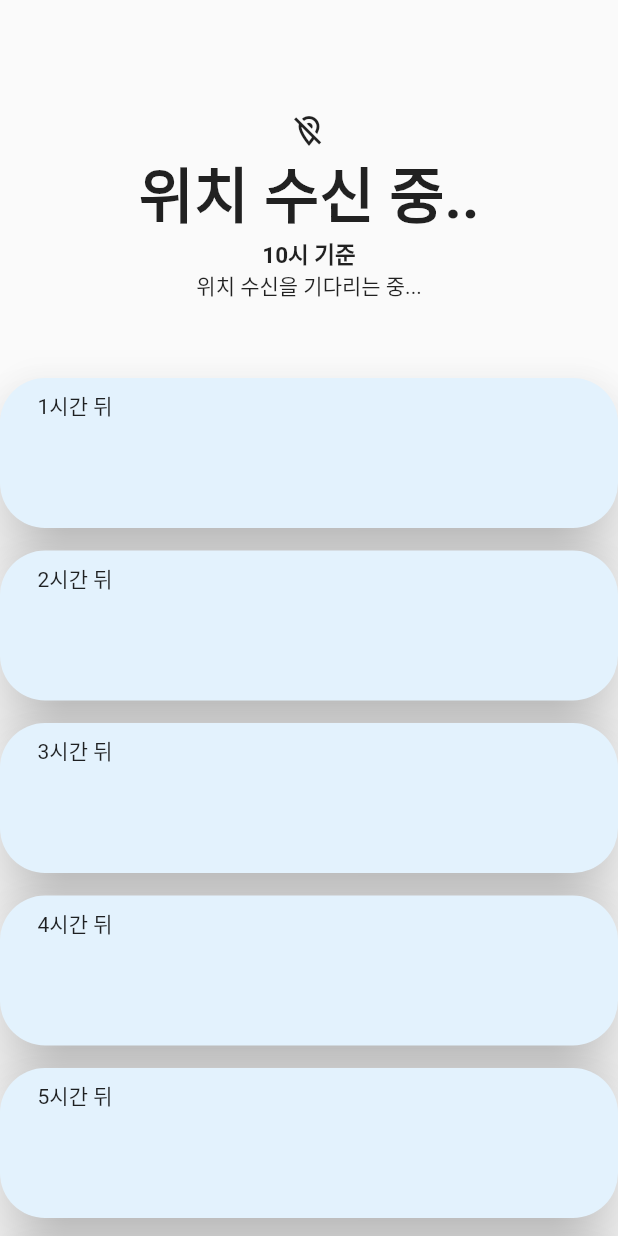
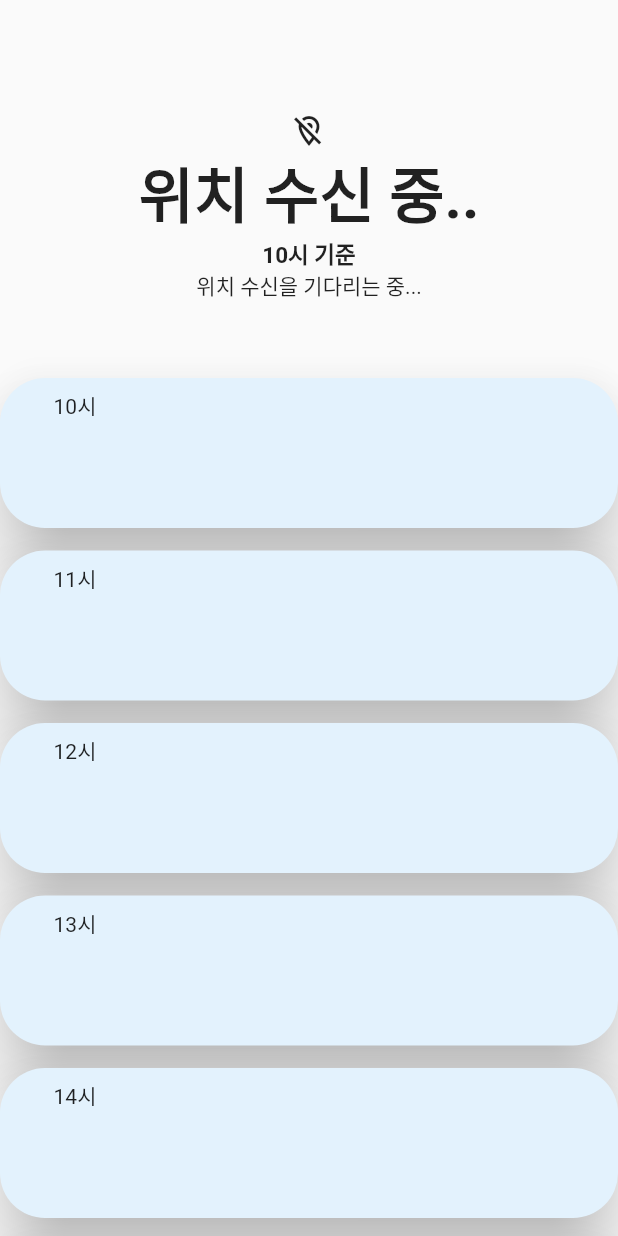
Before and after one commit to Recircle2000/wear_today, a Flutter app: the screen it shows after launch, on a phone screen of 412 x 824 dp. Run offline on Flutter 3.47's test engine with Material 2 defaults, Android fonts, the phone set to English and light mode, and no system bars; our stand-ins replace geolocator.

Commit message:
ui연동 테스트중3

```diff
--- a/lib/_View/MainPage.dart
+++ b/lib/_View/MainPage.dart
@@ -20,7 +20,6 @@
   late List<DayWeather> weatherList;
 
   @override
-  @override
   Widget build(BuildContext context) {
     return Scaffold(
       /*appBar: AppBar(
@@ -38,34 +37,29 @@
                 ),
                 // Text('test'),
                 Icon(Islocate),
-                Text(
-                  '$nowlocate',
+                Text('$nowlocate',
                   style: TextStyle(fontSize: 40, fontWeight: FontWeight.bold),
                 ),
-                Text(
-                  '${now.hour}시 기준',
+                Text('${now.hour}시 기준',
                   style: TextStyle(fontSize: 15, fontWeight: FontWeight.bold),
                 ),
                 weatherList.isNotEmpty // 초기 리스트는 비어있으며, 삼항연산자를 통해 위젯 오류를 피함.
-                    ? Text(
-                        "${findTMP(now.hour, weatherList)}",
-                        style: TextStyle(
-                            fontSize: 120, fontWeight: FontWeight.bold),
-                      )
+                    ? Text("${findTMP(now.hour, weatherList)}",
+                  style:  TextStyle(
+                      fontSize: 120, fontWeight: FontWeight.bold),
+                )
                     : Text("위치 수신을 기다리는 중..."),
-                Text(
-                  "${findSKY(now.hour, weatherList)}",
+                Text("${findSKY(now.hour, weatherList)}",
                   style: TextStyle(fontSize: 15, fontWeight: FontWeight.bold),
                 ),
-                Text(
-                  "${findPTY(now.hour, weatherList)}",
+                Text("${findPTY(now.hour, weatherList)}",
                   style: TextStyle(fontSize: 15, fontWeight: FontWeight.bold),
                 ),
                 Expanded(
                     child: ListView.builder(
-                        itemCount: (24 - (now.hour)), // 오늘 날짜까지만 보여주는 앱.
+                        itemCount: (23 - (now.hour)), // 오늘 날짜까지만 보여주는 앱.
                         itemBuilder: (context, index) {
-                          return InkWell(
+                          return InkWell(//터지 감지
                             onTap: (){
                               Navigator.push(context,
                               MaterialPageRoute(builder: (context) => getupDetailPage(
@@ -77,11 +71,11 @@
 
                           child: Card(
                             margin: EdgeInsets.only(top: 15),
-                              color: Colors.blue[50],
+                              color: Colors.blue[50], //카드 색상
                               shape: RoundedRectangleBorder(  //모서리를 둥글게 하기 위해 사용
                               borderRadius: BorderRadius.circular(30.0),
                               ),
-                            elevation: 20.0,
+                            elevation: 20.0, //그림자
                             child: Row(
                               children: [
                                 Container(
@@ -90,14 +84,14 @@
                                   child: Column(
                                     mainAxisAlignment: MainAxisAlignment.center,
                                     children: [
-                                      Text('${index +1}시간 뒤'),
-                                      Text(
-                                        '${findTMP(now.hour + index, weatherList)}',
+                                      Text('${now.hour + index}시'),
+                                      Text('${findTMP(now.hour + index, weatherList)}',
                                         style: TextStyle(
                                             fontSize: 40,
                                             fontWeight: FontWeight.bold),
                                       ),
-                                      Text('${findSKY(now.hour + index, weatherList)}')
+                                      Text('${findSKY(now.hour + index, weatherList)}',
+                                      )
                                     ],
                                   ),
                                 ),
--- a/lib/_View/hourPage.dart
+++ b/lib/_View/hourPage.dart
@@ -1,5 +1,5 @@
 import 'package:flutter/material.dart';
-
+//사용안함
 class hourPage extends StatefulWidget{
   @override
   State<StatefulWidget> createState(){
--- a/lib/_ViewModel/findCategory.dart
+++ b/lib/_ViewModel/findCategory.dart
@@ -17,6 +17,7 @@
   return "";
 }
 
+//강수확률
 String findPOP(int time, List<DayWeather> weatherList){ // 리스트에서 원하는 시간에 맞는 POP 데이터만 찾아서 리턴.
   String rtime = "";
   if (time < 10) {
@@ -24,21 +25,22 @@
   } else rtime ='${time}00'; //10~23시는 '00'00형식으로 rtime에 저장.
 
   for (DayWeather item in weatherList){
-    if (item.category == 'POP' && item.fcstTime == rtime) { // 요청한 rtime의 TMP데이터를 weatherList에서 찾아서 리턴.
+    if (item.category == 'POP' && item.fcstTime == rtime) { // 요청한 rtime의 POP데이터를 weatherList에서 찾아서 리턴.
       return '${item.fcstValue!}';
     }
   }
   return "";
 }
 
-String findPTY(int time, List<DayWeather> weatherList){ // 리스트에서 원하는 시간에 맞는 POP 데이터만 찾아서 리턴.
+//비/눈
+String findPTY(int time, List<DayWeather> weatherList){ // 리스트에서 원하는 시간에 맞는 PTY 데이터만 찾아서 리턴.
   String rtime = "";
   if (time < 10) {
     rtime = '0${time}00'; // 0시 ~ 9시는 '0'000형식으로 rtime에 저장
   } else rtime ='${time}00'; //10~23시는 '00'00형식으로 rtime에 저장.
 
   for (DayWeather item in weatherList){
-    if (item.category == 'PTY' && item.fcstTime == rtime) { // 요청한 rtime의 TMP데이터를 weatherList에서 찾아서 리턴.
+    if (item.category == 'PTY' && item.fcstTime == rtime) { // 요청한 rtime의 PTY데이터를 weatherList에서 찾아서 리턴.
       if (item.fcstValue == 0) {
         return "";
       } else if (item.fcstValue == 1) {
@@ -56,14 +58,15 @@
   return "";
 }
 
-String findSKY(int time, List<DayWeather> weatherList){ // 리스트에서 원하는 시간에 맞는 POP 데이터만 찾아서 리턴.
+//구름 정보
+String findSKY(int time, List<DayWeather> weatherList){ // 리스트에서 원하는 시간에 맞는 SKY 데이터만 찾아서 리턴.
   String rtime = "";
   if (time < 10) {
     rtime = '0${time}00'; // 0시 ~ 9시는 '0'000형식으로 rtime에 저장
   } else rtime ='${time}00'; //10~23시는 '00'00형식으로 rtime에 저장.
 
   for (DayWeather item in weatherList){
-    if (item.category == 'SKY' && item.fcstTime == rtime) { // 요청한 rtime의 TMP데이터를 weatherList에서 찾아서 리턴.
+    if (item.category == 'SKY' && item.fcstTime == rtime) { // 요청한 rtime의 SKY데이터를 weatherList에서 찾아서 리턴.
       if (item.fcstValue == 1) {
         return "맑음";
       } else if (item.fcstValue == 3) {
@@ -75,3 +78,23 @@
   }
   return "";
 }
+//풍속
+String findWSD(int time, List<DayWeather> weatherList){ // 리스트에서 원하는 시간에 맞는 WSD 데이터만 찾아서 리턴.
+  String rtime = "";
+  if (time < 10) {
+    rtime = '0${time}00'; // 0시 ~ 9시는 '0'000형식으로 rtime에 저장
+  } else rtime ='${time}00'; //10~23시는 '00'00형식으로 rtime에 저장.
+
+  for (DayWeather item in weatherList){
+    if (item.category == 'WSD' && item.fcstTime == rtime) { // 요청한 rtime의 WSD데이터를 weatherList에서 찾아서 리턴.
+      if (item.fcstValue == 1) {
+        return "맑음";
+      } else if (item.fcstValue == 3) {
+        return "구름많음";
+      } else return "흐림";
+      //return '${item.fcstValue!}';
+    }
+
+  }
+  return "";
+}
--- /dev/null
+++ b/lib/_ViewModel/findCloth.dart
@@ -0,0 +1,4 @@
+import 'package:flutter/material.dart';
+import '../_Model/weatherModel.dart';
+import '../_Repository/DayWeatherRepo.dart';
+import 'package:wear_today/_Model/global.dart';
```
Also changed, not shown: lib/_View/settingPage.dart (line endings or trailing spaces).
